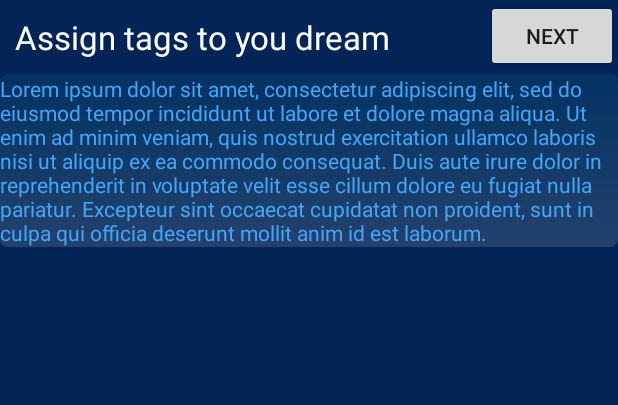
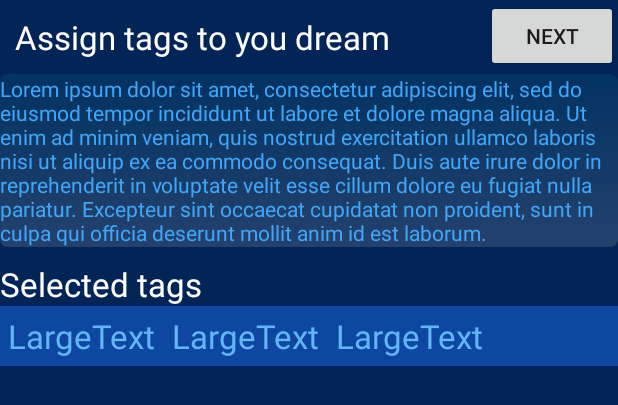
Before and after one commit to ferflores/mysogni_android, an Android app: the layout fragment_tag_selection.xml on its own in the app's theme, with its tools: preview values and no code run, on a phone screen of 412 x 824 dp. Shown: the top 405 px of the screen. Run offline under Robolectric (Android 15) with nearby library versions, the phone set to English and light mode, and no system bars.

Commit message:
tag selection basic style

```diff
--- a/app/src/main/res/layout/fragment_tag_selection.xml
+++ b/app/src/main/res/layout/fragment_tag_selection.xml
@@ -63,5 +63,57 @@
             android:layout_column="0"
             android:layout_columnSpan="2"
             android:background="@drawable/dream_text_style"/>
+
+        <TextView
+            android:layout_width="wrap_content"
+            android:layout_height="wrap_content"
+            android:textAppearance="?android:attr/textAppearanceLarge"
+            android:text="@string/selectedTags"
+            android:textColor="@color/whiteText"
+            android:id="@+id/textView7"
+            android:layout_row="5"
+            android:layout_column="0"
+            android:paddingTop="10dp" />
+
+        <GridLayout
+            android:layout_width="match_parent"
+            android:layout_height="wrap_content"
+            android:layout_row="6"
+            android:background="@color/colorPrimaryDark"
+            android:layout_column="0"
+            android:columnCount="3"
+            android:rowCount="4">
+
+            <TextView
+                android:layout_width="wrap_content"
+                android:layout_height="wrap_content"
+                android:textAppearance="?android:attr/textAppearanceLarge"
+                android:text="LargeText"
+                android:id="@+id/textView2"
+                android:layout_row="0"
+                style="@style/selectedTag"
+                android:layout_column="0" />
+
+            <TextView
+                android:layout_width="wrap_content"
+                android:layout_height="wrap_content"
+                android:textAppearance="?android:attr/textAppearanceLarge"
+                android:text="LargeText"
+                android:id="@+id/textView5"
+                android:layout_row="0"
+                style="@style/selectedTag"
+                android:layout_column="1" />
+
+            <TextView
+                android:layout_width="wrap_content"
+                android:layout_height="wrap_content"
+                android:textAppearance="?android:attr/textAppearanceLarge"
+                android:text="LargeText"
+                android:id="@+id/textView6"
+                android:layout_row="0"
+                style="@style/selectedTag"
+                android:layout_column="2" />
+        </GridLayout>
+
     </GridLayout>
 </LinearLayout>
--- a/app/src/main/res/values/strings.xml
+++ b/app/src/main/res/values/strings.xml
@@ -12,6 +12,8 @@
     <string name="choosemood">Choose your dream mood</string>
     <string name="dreamtext">Dream:</string>
     <string name="assigntags">Assign tags to you dream</string>
+    <string name="selectedTags">Selected tags</string>
+    <string name="writeTag">Search or write a new tag here</string>
 
 
 </resources>
--- a/app/src/main/res/values/styles.xml
+++ b/app/src/main/res/values/styles.xml
@@ -16,5 +16,8 @@
     <style name="AppTheme.AppBarOverlay" parent="ThemeOverlay.AppCompat.Dark.ActionBar" />
 
     <style name="AppTheme.PopupOverlay" parent="ThemeOverlay.AppCompat.Light" />
-
+    <style name="selectedTag">
+        <item name="android:textColor">@color/colorAccent</item>
+        <item name="android:padding">5dp</item>
+    </style>
 </resources>
```
